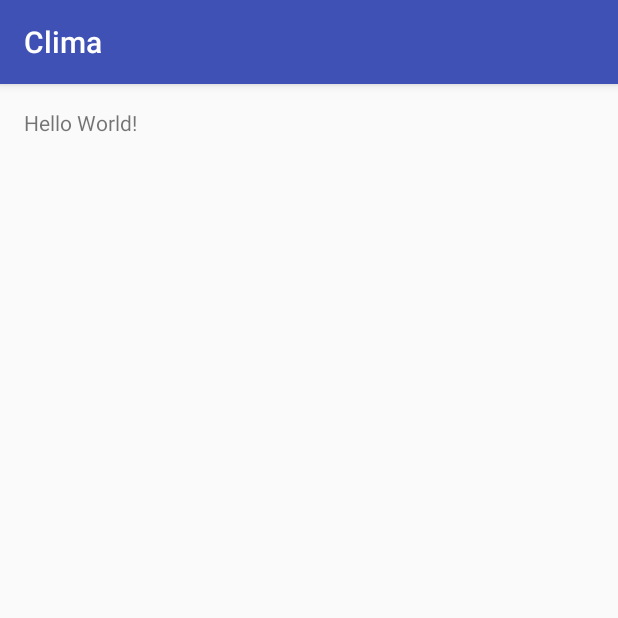
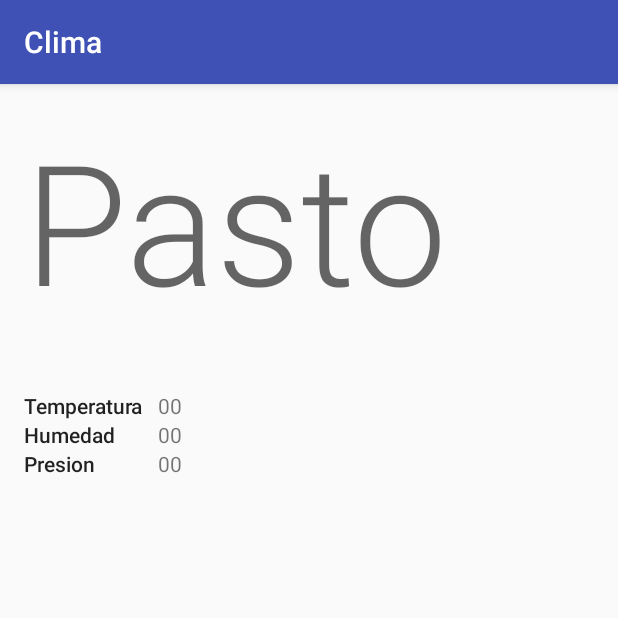
Before and after one commit to milo2005/Clima, an Android app: the screen it shows after launch (MainActivity), on a phone screen of 412 x 824 dp, the top half of it. Run offline under Robolectric (Android 15) with nearby library versions, the phone set to English and light mode, and no system bars.

Commit message:
HttpAsyncTask implementado en MainActivity

```diff
--- a/app/src/main/java/com/example/estacionvl_tc_014/clima/MainActivity.java
+++ b/app/src/main/java/com/example/estacionvl_tc_014/clima/MainActivity.java
@@ -1,13 +1,41 @@
 package com.example.estacionvl_tc_014.clima;
 
+import android.app.ProgressDialog;
 import android.support.v7.app.AppCompatActivity;
 import android.os.Bundle;
+import android.widget.TextView;
 
-public class MainActivity extends AppCompatActivity {
+import com.example.estacionvl_tc_014.clima.net.HttpAsyncTask;
+
+public class MainActivity extends AppCompatActivity implements HttpAsyncTask.HttpI {
+
+    TextView descripcion, humedad, temperatura, presion;
+    ProgressDialog progress;
+
 
     @Override
     protected void onCreate(Bundle savedInstanceState) {
         super.onCreate(savedInstanceState);
         setContentView(R.layout.activity_main);
+
+        descripcion = (TextView) findViewById(R.id.descripcion);
+        humedad = (TextView) findViewById(R.id.hum);
+        temperatura = (TextView) findViewById(R.id.temp);
+        presion = (TextView) findViewById(R.id.pre);
+
+        progress = new ProgressDialog(this);
+        progress.setMessage(getString(R.string.loading));
+
+    }
+
+    public void loadClima(){
+        HttpAsyncTask task =  new HttpAsyncTask(HttpAsyncTask.METHOD_GET, this);
+        task.execute("");
+        progress.show();
+    }
+
+    @Override
+    public void onResponseReceived(String response) {
+        progress.dismiss();
     }
 }
--- a/app/src/main/java/com/example/estacionvl_tc_014/clima/net/HttpAsyncTask.java
+++ b/app/src/main/java/com/example/estacionvl_tc_014/clima/net/HttpAsyncTask.java
@@ -9,9 +9,9 @@ import java.io.IOException;
  */
 public class HttpAsyncTask extends AsyncTask<String, Integer, String> {
 
-    static final int METHOD_GET = 0;
-    static final int METHOD_POST_FORM = 1;
-    static final int METHOD_POST_JSON = 2;
+    public static final int METHOD_GET = 0;
+    public static final int METHOD_POST_FORM = 1;
+    public static final int METHOD_POST_JSON = 2;
 
     public interface HttpI{
         void onResponseReceived(String response);
--- a/app/src/main/res/layout/activity_main.xml
+++ b/app/src/main/res/layout/activity_main.xml
@@ -1,5 +1,5 @@
 <?xml version="1.0" encoding="utf-8"?>
-<RelativeLayout xmlns:android="http://schemas.android.com/apk/res/android"
+<TableLayout xmlns:android="http://schemas.android.com/apk/res/android"
     xmlns:tools="http://schemas.android.com/tools"
     android:layout_width="match_parent"
     android:layout_height="match_parent"
@@ -9,8 +9,64 @@
     android:paddingTop="@dimen/activity_vertical_margin"
     tools:context="com.example.estacionvl_tc_014.clima.MainActivity">
 
+
     <TextView
-        android:layout_width="wrap_content"
+        style="@style/Base.TextAppearance.AppCompat.Display4"
         android:layout_height="wrap_content"
-        android:text="Hello World!" />
-</RelativeLayout>
+        android:text="@string/ciudad"
+        />
+    <TextView
+        style="@style/Base.TextAppearance.AppCompat.Body1"
+        android:id="@+id/descripcion"
+        android:layout_height="wrap_content"
+        android:text=""
+        android:layout_marginBottom="@dimen/medium"
+        />
+
+    <TableRow>
+        <TextView
+            style="@style/Base.TextAppearance.AppCompat.Body2"
+            android:layout_width="wrap_content"
+            android:layout_height="wrap_content"
+            android:layout_marginRight="@dimen/small"
+            android:text="@string/temp"
+            />
+        <TextView
+            android:id="@+id/temp"
+            android:layout_width="wrap_content"
+            android:layout_height="wrap_content"
+            android:text="@string/empty"
+            />
+    </TableRow>
+
+    <TableRow>
+        <TextView
+            style="@style/Base.TextAppearance.AppCompat.Body2"
+            android:layout_width="wrap_content"
+            android:layout_height="wrap_content"
+            android:layout_marginRight="@dimen/small"
+            android:text="@string/hum"
+            />
+        <TextView
+            android:id="@+id/hum"
+            android:layout_width="wrap_content"
+            android:layout_height="wrap_content"
+            android:text="@string/empty"
+            />
+    </TableRow>
+    <TableRow>
+        <TextView
+            style="@style/Base.TextAppearance.AppCompat.Body2"
+            android:layout_width="wrap_content"
+            android:layout_height="wrap_content"
+            android:layout_marginRight="@dimen/small"
+            android:text="@string/pre"
+            />
+        <TextView
+            android:id="@+id/pre"
+            android:layout_width="wrap_content"
+            android:layout_height="wrap_content"
+            android:text="@string/empty"
+            />
+    </TableRow>
+</TableLayout>
--- a/app/src/main/res/values/dimens.xml
+++ b/app/src/main/res/values/dimens.xml
@@ -2,4 +2,6 @@
     <!-- Default screen margins, per the Android Design guidelines. -->
     <dimen name="activity_horizontal_margin">16dp</dimen>
     <dimen name="activity_vertical_margin">16dp</dimen>
+    <dimen name="medium">20dp</dimen>
+    <dimen name="small">10dp</dimen>
 </resources>
--- a/app/src/main/res/values/strings.xml
+++ b/app/src/main/res/values/strings.xml
@@ -1,3 +1,9 @@
 <resources>
     <string name="app_name">Clima</string>
+    <string name="ciudad">Pasto</string>
+    <string name="temp">Temperatura</string>
+    <string name="empty">00</string>
+    <string name="hum">Humedad</string>
+    <string name="pre">Presion</string>
+    <string name="loading">Cargando...</string>
 </resources>
```
